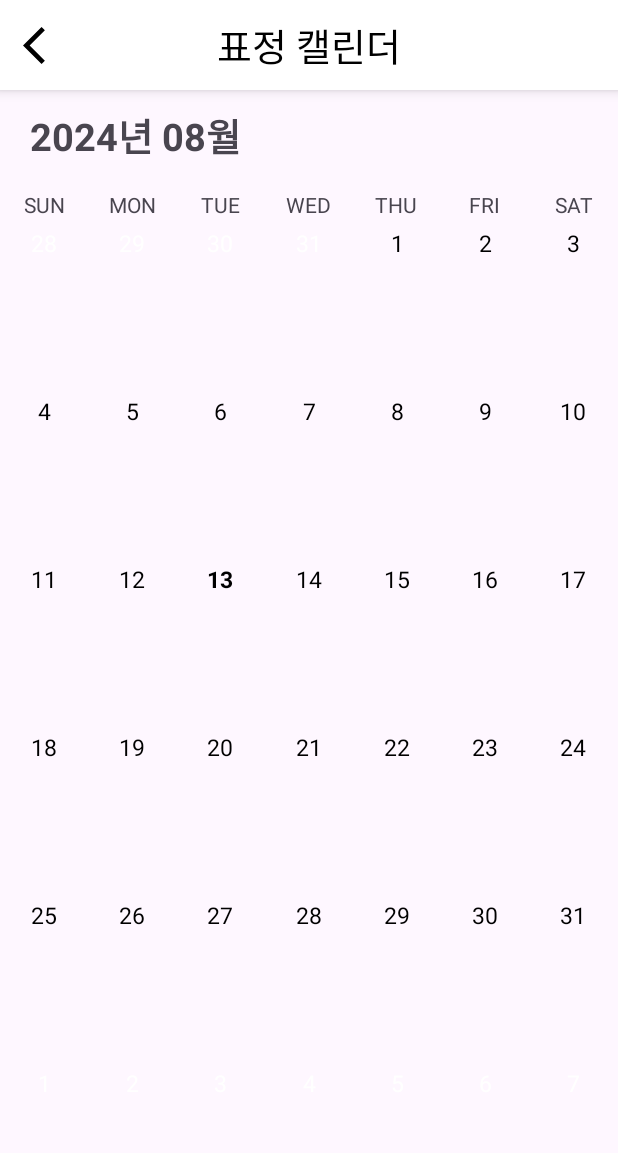
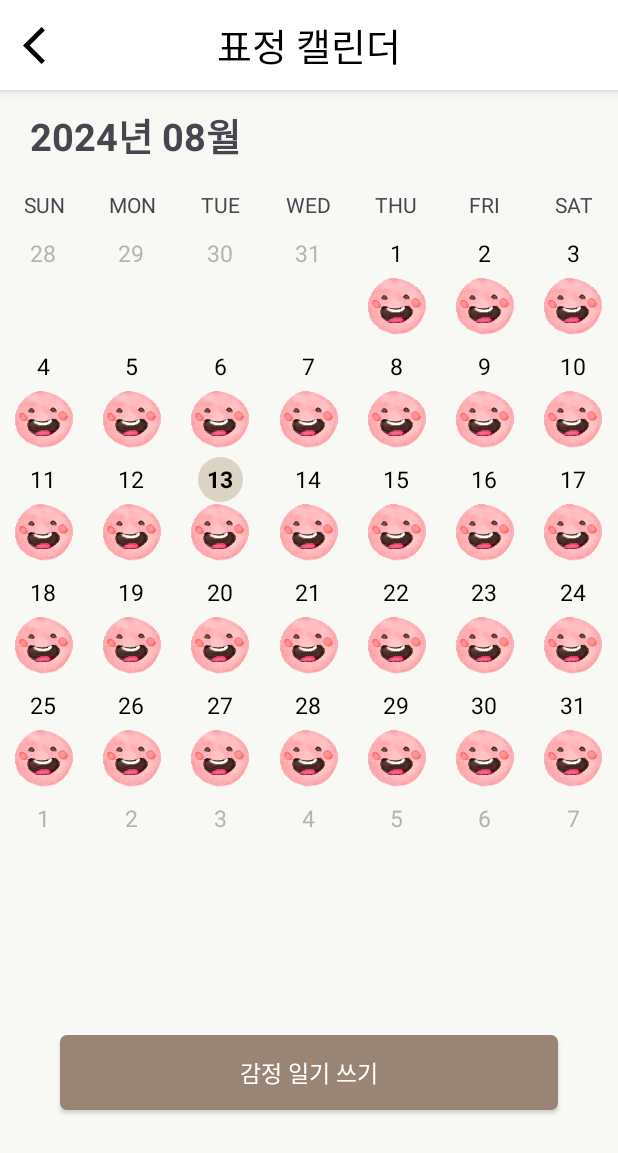
Before and after one commit to limchaeeun01/AI_Healing, an Android app: the CalendarActivity screen opened directly, with no data from a screen before it, on a phone screen of 412 x 824 dp. Shown: the top 1153 px of the screen. Run offline under Robolectric (Android 15) with nearby library versions, the phone set to English and light mode, and no system bars; pictures from the network do not load.

Commit message:
2024-08-14 새벽

```diff
--- a/app/src/main/AndroidManifest.xml
+++ b/app/src/main/AndroidManifest.xml
@@ -13,7 +13,10 @@
         android:theme="@style/Theme.AI_Healing"
         tools:targetApi="31">
         <activity
-            android:name=".UI.FoodRankActivity"
+            android:name=".DiaryActivity"
+            android:exported="false" />
+        <activity
+            android:name=".FoodRankActivity"
             android:exported="false" />
         <activity
             android:name=".SongActivity"
--- a/app/src/main/java/com/chaeni__beam/ai_healing/Adapter/CalendarAdapter.kt
+++ b/app/src/main/java/com/chaeni__beam/ai_healing/Adapter/CalendarAdapter.kt
@@ -6,53 +6,57 @@ import android.os.Build
 import android.view.LayoutInflater
 import android.view.View
 import android.view.ViewGroup
+import android.widget.ImageView
 import android.widget.LinearLayout
 import android.widget.TextView
 import androidx.annotation.RequiresApi
 import androidx.recyclerview.widget.RecyclerView
+import com.bumptech.glide.Glide
 import com.chaeni__beam.ai_healing.R
 import java.text.SimpleDateFormat
+import java.util.Calendar
 import java.util.Date
 import java.util.Locale
 
-class CalendarAdapter(val context: Context, val calendarLayout: LinearLayout, val date: Date) :
-    RecyclerView.Adapter<CalendarAdapter.CalendarItemHolder>() {
+class CalendarAdapter(
+    val context: Context,
+    val calendarLayout: LinearLayout,
+    val date: Date
+) : RecyclerView.Adapter<CalendarAdapter.CalendarItemHolder>() {
 
     private val TAG = javaClass.simpleName
     var dataList: ArrayList<Int> = arrayListOf()
+    var selectedPosition: Int = -1 // 선택된 위치를 저장하는 변수
 
-    // FurangCalendar을 이용하여 날짜 리스트 세팅
     var furangCalendar: FurangCalendar = FurangCalendar(date)
+
     init {
         furangCalendar.initBaseCalendar()
         dataList = furangCalendar.dateList
     }
 
     interface ItemClick {
-        fun onClick(view: View, position: Int)
+        fun onClick(view: View, position: Int, date: Int)
     }
 
     var itemClick: ItemClick? = null
 
     @RequiresApi(Build.VERSION_CODES.M)
     override fun onBindViewHolder(holder: CalendarItemHolder, position: Int) {
-
-        // list_item_calendar 높이 지정
         val h = calendarLayout.height / 6
         holder.itemView.layoutParams.height = h
 
-        holder?.bind(dataList[position], position, context)
-        if (itemClick != null) {
-            holder?.itemView?.setOnClickListener { v ->
-                itemClick?.onClick(v, position)
+        holder.bind(dataList[position], position, context)
 
-            }
+        holder.itemView.setOnClickListener { v ->
+            selectedPosition = position // 클릭된 위치 저장
+            notifyDataSetChanged() // 모든 아이템을 다시 그리게 함
+            itemClick?.onClick(v, position, dataList[position])
         }
     }
 
     override fun onCreateViewHolder(parent: ViewGroup, viewType: Int): CalendarItemHolder {
-        val view =
-            LayoutInflater.from(context).inflate(R.layout.list_item_calendar, parent, false)
+        val view = LayoutInflater.from(context).inflate(R.layout.list_item_calendar, parent, false)
         return CalendarItemHolder(view)
     }
 
@@ -61,31 +65,41 @@ class CalendarAdapter(val context: Context, val calendarLayout: LinearLayout, va
     inner class CalendarItemHolder(itemView: View?) : RecyclerView.ViewHolder(itemView!!) {
 
         var itemCalendarDateText: TextView = itemView!!.findViewById(R.id.item_calendar_date_text)
+        var itemCalendarEmotionImg: ImageView = itemView!!.findViewById(R.id.item_calendar_emotion_img)
 
         @RequiresApi(Build.VERSION_CODES.M)
         fun bind(data: Int, position: Int, context: Context) {
             val firstDateIndex = furangCalendar.prevTail
             val lastDateIndex = dataList.size - furangCalendar.nextHead - 1
 
-            // 날짜 표시
             itemCalendarDateText.text = data.toString()
 
-            // 오늘 날짜 처리
-            val dateString: String = SimpleDateFormat("dd", Locale.KOREA).format(date)
-            val dateInt = dateString.toInt()
-            if (data == dateInt) {
+            val currentMonth = furangCalendar.getCurrentMonth()
+            val today = Calendar.getInstance()
+            val todayDay = today.get(Calendar.DAY_OF_MONTH)
+            val todayMonth = today.get(Calendar.MONTH) + 1 // 월은 0부터 시작하므로 +1
+
+            // 선택된 날짜 처리
+            if (position == selectedPosition) {
                 itemCalendarDateText.setTypeface(itemCalendarDateText.typeface, Typeface.BOLD)
+                itemCalendarDateText.background = context.getDrawable(R.drawable.circle_background)
+            } else if (data == todayDay && todayMonth == currentMonth && selectedPosition == -1) {
+                // 오늘 날짜 처리 (현재 월에서만 적용)
+                itemCalendarDateText.setTypeface(itemCalendarDateText.typeface, Typeface.BOLD)
+                itemCalendarDateText.background = context.getDrawable(R.drawable.circle_background)
             } else {
+                // 기본 상태
                 itemCalendarDateText.setTypeface(null, Typeface.NORMAL)
+                itemCalendarDateText.background = null
             }
 
-            // 현재 월의 1일 이전, 현재 월의 마지막일 이후 값의 텍스트를 회색처리
+            // 현재 월의 1일 이전, 현재 월의 마지막일 이후 값의 텍스트를 회색 처리
             if (position < firstDateIndex || position > lastDateIndex) {
-                itemCalendarDateText.setTextColor(context.getColor(R.color.white))  // 회색 처리
+                itemCalendarDateText.setTextColor(context.getColor(R.color.gray))  // 회색 처리
             } else {
                 itemCalendarDateText.setTextColor(context.getColor(R.color.black))  // 기본 색상
+                Glide.with(itemView).load(R.drawable.happiness).into(itemCalendarEmotionImg)
             }
         }
-
     }
 }
--- a/app/src/main/java/com/chaeni__beam/ai_healing/Adapter/FurangCalendar.kt
+++ b/app/src/main/java/com/chaeni__beam/ai_healing/Adapter/FurangCalendar.kt
@@ -27,13 +27,10 @@ class FurangCalendar(date: Date) {
     }
 
     private fun makeMonthDate() {
-
         dateList.clear()
 
         calendar.set(Calendar.DATE, 1)
-
         currentMaxDate = calendar.getActualMaximum(Calendar.DAY_OF_MONTH)
-
         prevTail = calendar.get(Calendar.DAY_OF_WEEK) - 1
 
         makePrevTail(calendar.clone() as Calendar)
@@ -57,8 +54,11 @@ class FurangCalendar(date: Date) {
 
     private fun makeNextHead() {
         var date = 1
-
         for (i in 1..nextHead) dateList.add(date++)
     }
 
+    // 현재 월을 반환하는 메서드 추가
+    fun getCurrentMonth(): Int {
+        return calendar.get(Calendar.MONTH) + 1 // 월은 0부터 시작하므로 +1
+    }
 }
--- a/app/src/main/java/com/chaeni__beam/ai_healing/CalendarActivity.kt
+++ b/app/src/main/java/com/chaeni__beam/ai_healing/CalendarActivity.kt
@@ -1,5 +1,6 @@
 package com.chaeni__beam.ai_healing
 
+import android.content.Intent
 import android.os.Build
 import androidx.appcompat.app.AppCompatActivity
 import android.os.Bundle
@@ -27,6 +28,11 @@ class CalendarActivity : AppCompatActivity() {
             finish()
         }
 
+        binding.diaryBtn.setOnClickListener{
+            val intent = Intent(this, DiaryActivity::class.java)
+            startActivity(intent)
+        }
+
         initView()
 
     }
--- a/app/src/main/java/com/chaeni__beam/ai_healing/UI/FoodRankActivity.kt
+++ b/app/src/main/java/com/chaeni__beam/ai_healing/FoodRankActivity.kt
@@ -1,4 +1,4 @@
-package com.chaeni__beam.ai_healing.UI
+package com.chaeni__beam.ai_healing
 
 import androidx.appcompat.app.AppCompatActivity
 import android.os.Bundle
--- a/app/src/main/java/com/chaeni__beam/ai_healing/fragment/CalendarFragment.kt
+++ b/app/src/main/java/com/chaeni__beam/ai_healing/fragment/CalendarFragment.kt
@@ -1,6 +1,7 @@
 package com.chaeni__beam.ai_healing.fragment
 
 import android.content.Context
+import android.graphics.Typeface
 import android.os.Bundle
 import android.util.Log
 import androidx.fragment.app.Fragment
@@ -9,6 +10,7 @@ import android.view.View
 import android.view.ViewGroup
 import android.widget.LinearLayout
 import android.widget.TextView
+import android.widget.Toast
 import androidx.recyclerview.widget.GridLayoutManager
 import androidx.recyclerview.widget.RecyclerView
 import com.chaeni__beam.ai_healing.Adapter.CalendarAdapter
@@ -88,10 +90,27 @@ class CalendarFragment : Fragment() {
         val gridLayoutManager = GridLayoutManager(mContext, 7) // 7은 요일 개수
         binding.calendarView.layoutManager = gridLayoutManager
 
+        //클릭 이벤트
+        calendarAdapter = CalendarAdapter(mContext, binding.calendarLayout, currentDate).apply {
+            itemClick = object : CalendarAdapter.ItemClick {
+                override fun onClick(view: View, position: Int, date: Int) {
+                    Toast.makeText(mContext, "Clicked date: $date", Toast.LENGTH_SHORT).show()
+
+                    // 기존 스타일을 초기화 (필요한 경우)
+                    calendarAdapter.notifyDataSetChanged()
+
+                    // 클릭된 날짜의 텍스트를 굵게 설정
+                    view.findViewById<TextView>(R.id.item_calendar_date_text)?.apply {
+                        setTypeface(typeface, Typeface.BOLD)
+                    }
+                }
+            }
+        }
+
         // CalendarAdapter를 RecyclerView에 연결합니다.
-        calendarAdapter = CalendarAdapter(mContext, binding.calendarLayout, currentDate)
         binding.calendarView.adapter = calendarAdapter
     }
+
 
 
     override fun onDestroy() {
--- a/app/src/main/java/com/chaeni__beam/ai_healing/fragment/FoodBoardFragment.kt
+++ b/app/src/main/java/com/chaeni__beam/ai_healing/fragment/FoodBoardFragment.kt
@@ -7,10 +7,8 @@ import android.view.LayoutInflater
 import android.view.View
 import android.view.ViewGroup
 import android.widget.ImageView
-import android.widget.Toast
-import com.chaeni__beam.ai_healing.JoinActivity
 import com.chaeni__beam.ai_healing.R
-import com.chaeni__beam.ai_healing.UI.FoodRankActivity
+import com.chaeni__beam.ai_healing.FoodRankActivity
 
 
 class FoodBoardFragment(val image : Int) : Fragment() {
--- /dev/null
+++ b/app/src/main/res/drawable/circle_background.xml
@@ -0,0 +1,6 @@
+<?xml version="1.0" encoding="utf-8"?>
+<shape xmlns:android="http://schemas.android.com/apk/res/android"
+    android:shape="oval">
+    <solid android:color="#DCD3C4" /> <!-- 원하는 배경색 -->
+    <size android:width="40dp" android:height="40dp"/> <!-- 원의 크기 -->
+</shape>
--- a/app/src/main/res/layout/activity_calendar.xml
+++ b/app/src/main/res/layout/activity_calendar.xml
@@ -5,6 +5,7 @@
     android:layout_width="match_parent"
     android:layout_height="match_parent"
     android:orientation="vertical"
+    android:background="@color/background_1"
     tools:context=".CalendarActivity">
 
     <androidx.constraintlayout.widget.ConstraintLayout
@@ -45,7 +46,31 @@
     <androidx.viewpager2.widget.ViewPager2
         android:id="@+id/calendarViewPager"
         android:layout_width="match_parent"
-        android:layout_height="match_parent"/>
+        android:layout_height="0dp"
+        android:layout_weight="5"/>
+
+    <androidx.constraintlayout.widget.ConstraintLayout
+        android:layout_width="match_parent"
+        android:layout_height="0dp"
+        android:layout_weight="2">
+
+        <androidx.appcompat.widget.AppCompatButton
+            android:id="@+id/diaryBtn"
+            android:layout_width="match_parent"
+            android:layout_height="50dp"
+            android:layout_gravity="center"
+            android:layout_marginRight="40dp"
+            android:layout_marginLeft="40dp"
+            android:background="@drawable/button_rounded_corner_rectangle"
+            android:text="감정 일기 쓰기"
+            android:textColor="@color/white"
+            android:textSize="15dp"
+            app:layout_constraintBottom_toBottomOf="parent"
+            app:layout_constraintEnd_toEndOf="parent"
+            app:layout_constraintStart_toStartOf="parent"
+            app:layout_constraintTop_toTopOf="parent" />
+
+    </androidx.constraintlayout.widget.ConstraintLayout>
 
 
 
--- a/app/src/main/res/layout/activity_food_rank.xml
+++ b/app/src/main/res/layout/activity_food_rank.xml
@@ -4,7 +4,7 @@
     xmlns:tools="http://schemas.android.com/tools"
     android:layout_width="match_parent"
     android:layout_height="match_parent"
-    tools:context=".UI.FoodRankActivity"
+    tools:context=".FoodRankActivity"
     android:orientation="vertical">
 
     <androidx.constraintlayout.widget.ConstraintLayout
--- a/app/src/main/res/layout/list_item_calendar.xml
+++ b/app/src/main/res/layout/list_item_calendar.xml
@@ -1,17 +1,26 @@
 <?xml version="1.0" encoding="utf-8"?>
-<androidx.constraintlayout.widget.ConstraintLayout
+<LinearLayout
     xmlns:android="http://schemas.android.com/apk/res/android"
     android:layout_width="match_parent"
     android:layout_height="wrap_content"
-    xmlns:app="http://schemas.android.com/apk/res-auto">
+    xmlns:app="http://schemas.android.com/apk/res-auto"
+    android:orientation="vertical"
+    android:gravity="center">
+
     <TextView
         android:id="@+id/item_calendar_date_text"
-        android:layout_width="match_parent"
-        android:layout_height="wrap_content"
+        android:layout_width="30dp"
+        android:layout_height="30dp"
         android:text="1"
         android:textSize="15sp"
-        android:gravity="center_horizontal|top"
+        android:gravity="center"
+        android:background="@drawable/circle_background"
         app:layout_constraintTop_toTopOf="parent"
         app:layout_constraintStart_toStartOf="parent"
         app:layout_constraintEnd_toEndOf="parent"/>
-</androidx.constraintlayout.widget.ConstraintLayout>
+
+    <ImageView
+        android:id="@+id/item_calendar_emotion_img"
+        android:layout_width="40dp"
+        android:layout_height="40dp" />
+</LinearLayout>
--- a/app/src/main/res/values/colors.xml
+++ b/app/src/main/res/values/colors.xml
@@ -3,6 +3,8 @@
     <color name="black">#FF000000</color>
     <color name="white">#FFFFFFFF</color>
     <color name="yellow">#FFF59D</color>
-    <color name="everydayColor">#0059BF</color>
+    <color name="everydayColor">#9A8475</color>
     <color name="test">#8345496E</color>
+    <color name="gray">#B4B4B4</color>
+    <color name="background_1">#F8F8F5</color>
 </resources>
```
Also changed, not shown: app/src/main/java/com/chaeni__beam/ai_healing/DiaryActivity.kt (added, +20 -0 lines), app/src/main/res/layout/activity_diary.xml (added, +127 -0 lines), app/src/main/res/layout/activity_entrance.xml (+0 -13 lines), app/src/main/res/layout/activity_splash.xml (+2 -12 lines), app/src/main/res/layout/food_list_item2.xml (added, +76 -0 lines), app/src/main/res/drawable/splash3.png (added).
